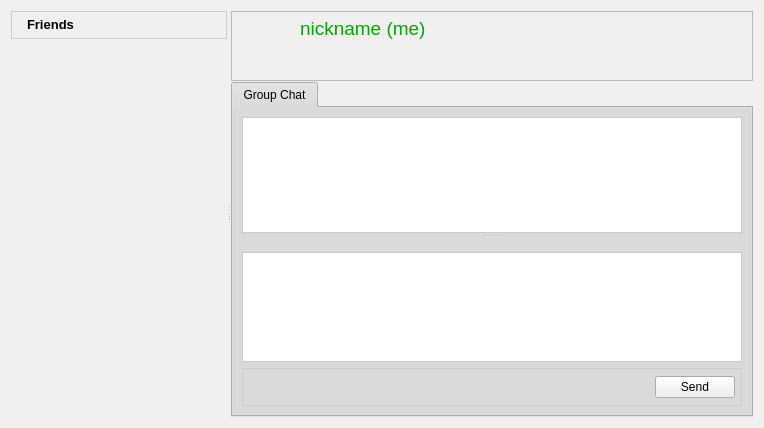
Old version of the form retroshare-gui/src/gui/FriendsDialog.ui in the repository RetroShare/RetroShare.
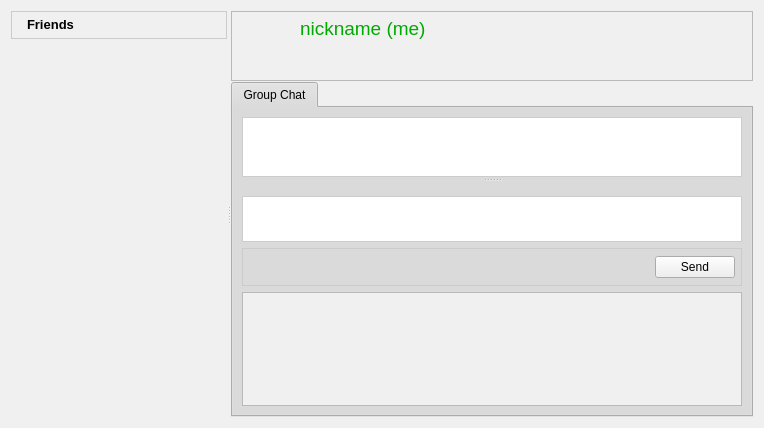
New version of the form. Icons and pictures are not drawn. Custom widgets are drawn as their Qt base class.

Commit message: Added new widget for hashing files. Added new common class FilesDefs to handle informations of file types like icons and names.

```diff
--- a/retroshare-gui/src/gui/FriendsDialog.ui
+++ b/retroshare-gui/src/gui/FriendsDialog.ui
@@ -1209,12 +1209,6 @@
            </item>
            <item row="0" column="0">
             <widget class="QSplitter" name="splitter_2">
-             <property name="sizePolicy">
-              <sizepolicy hsizetype="Preferred" vsizetype="Expanding">
-               <horstretch>0</horstretch>
-               <verstretch>0</verstretch>
-              </sizepolicy>
-             </property>
              <property name="orientation">
               <enum>Qt::Vertical</enum>
              </property>
@@ -1293,6 +1287,19 @@
              </widget>
             </widget>
            </item>
+           <item row="2" column="0">
+            <widget class="HashBox" name="hashBox">
+             <property name="sizePolicy">
+              <sizepolicy hsizetype="Expanding" vsizetype="MinimumExpanding">
+               <horstretch>0</horstretch>
+               <verstretch>0</verstretch>
+              </sizepolicy>
+             </property>
+             <property name="widgetResizable">
+              <bool>true</bool>
+             </property>
+            </widget>
+           </item>
           </layout>
          </widget>
         </widget>
@@ -1431,6 +1438,12 @@
    <header>gui/common/AvatarWidget.h</header>
    <container>1</container>
   </customwidget>
+  <customwidget>
+   <class>HashBox</class>
+   <extends>QScrollArea</extends>
+   <header location="global">gui/common/HashBox.h</header>
+   <container>1</container>
+  </customwidget>
   <customwidget>
    <class>RSTabWidget</class>
    <extends>QTabWidget</extends>
```
Left out of the diff: 3 changed lines with no effect on the pictures. The commit also changes 34 other files.
